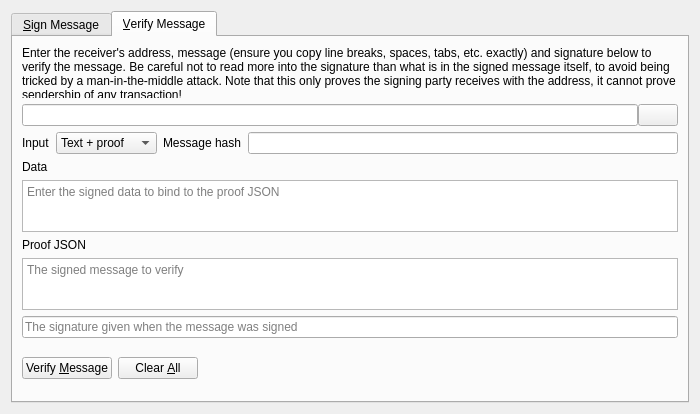
Above: src/qt/forms/signverifymessagedialog.ui from Qbit-Org/qbit before the change. Below: the same form after it.
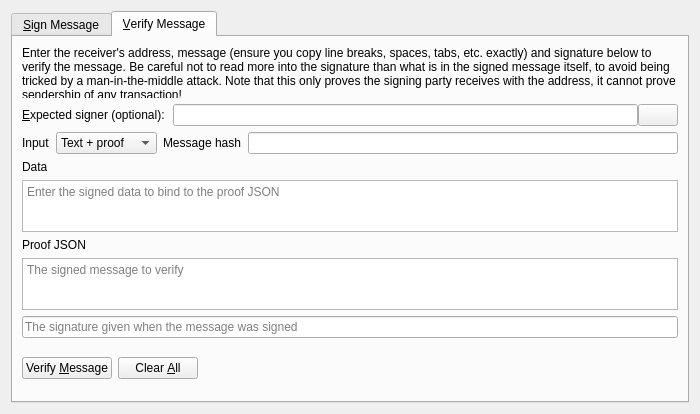
That is the form after the change. The open tabs and pages were chosen to show the change. Icons and pictures are not drawn. Custom widgets are drawn as their Qt base class.

What changed in the file:
```diff
--- a/src/qt/forms/signverifymessagedialog.ui
+++ b/src/qt/forms/signverifymessagedialog.ui
@@ -315,6 +315,38 @@
          <property name="spacing">
           <number>0</number>
          </property>
+         <item>
+          <widget class="QLabel" name="expectedSignerLabel_VM">
+           <property name="visible">
+            <bool>false</bool>
+           </property>
+           <property name="text">
+            <string>&amp;Expected signer (optional):</string>
+           </property>
+           <property name="textFormat">
+            <enum>Qt::PlainText</enum>
+           </property>
+           <property name="buddy">
+            <cstring>addressIn_VM</cstring>
+           </property>
+          </widget>
+         </item>
+         <item>
+          <spacer name="expectedSignerSpacer_VM">
+           <property name="orientation">
+            <enum>Qt::Horizontal</enum>
+           </property>
+           <property name="sizeType">
+            <enum>QSizePolicy::Fixed</enum>
+           </property>
+           <property name="sizeHint" stdset="0">
+            <size>
+             <width>8</width>
+             <height>0</height>
+            </size>
+           </property>
+          </spacer>
+         </item>
          <item>
           <widget class="QValidatedLineEdit" name="addressIn_VM">
            <property name="toolTip">
```
